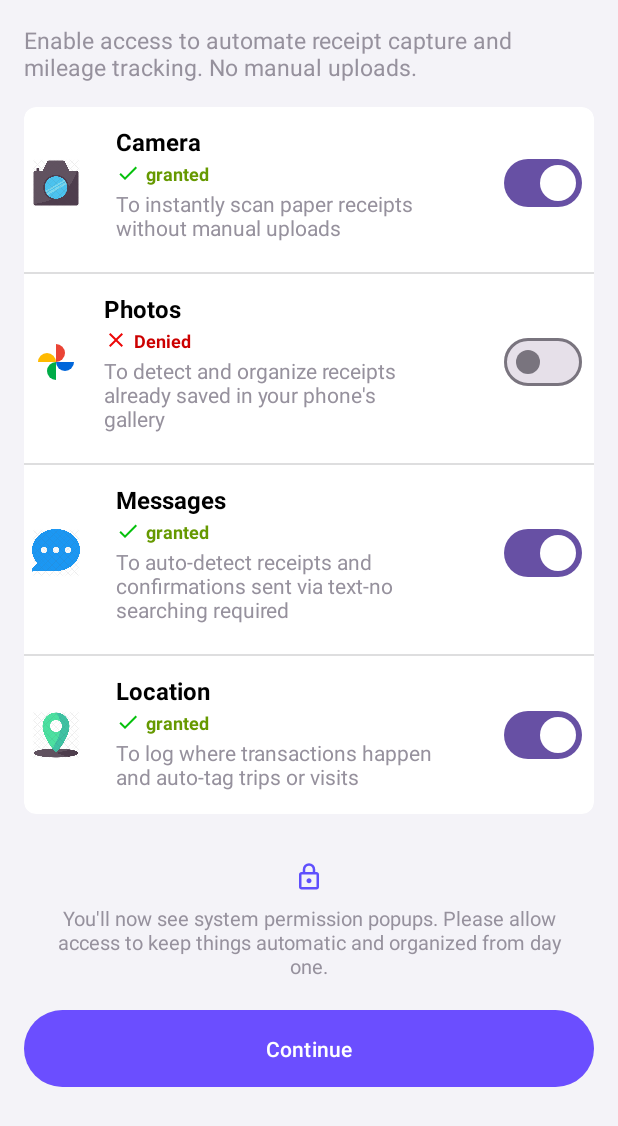
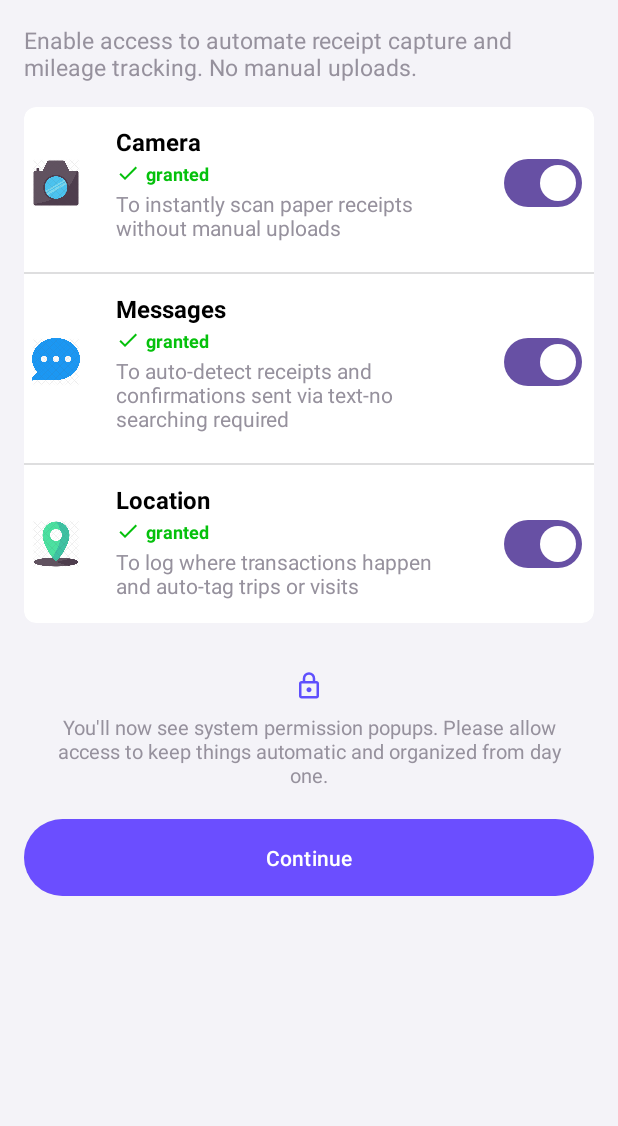
Before and after one commit to aswini01ash/permission-manager, an Android app: the fragment PermissionFragment shown on its own in the app's theme, on a phone screen of 412 x 824 dp. Shown: the top 1126 px of the screen. Run offline under Robolectric (Android 15) with nearby library versions, the phone set to English and light mode, and no system bars.

Commit message:
Permission screen - Photo section removed

```diff
--- a/app/src/main/java/com/example/permissionmanager/ui/permission/PermissionFragment.kt
+++ b/app/src/main/java/com/example/permissionmanager/ui/permission/PermissionFragment.kt
@@ -57,10 +57,6 @@ class PermissionFragment : Fragment() {
             handleSwitchToggle(Manifest.permission.CAMERA, isChecked)
         }
 
-        binding.switchPhoto.setOnCheckedChangeListener { _, isChecked ->
-            handleSwitchToggle(getStoragePermission(), isChecked)
-        }
-
         binding.switchMsg.setOnCheckedChangeListener { _, isChecked ->
             handleSwitchToggle(Manifest.permission.SEND_SMS, isChecked)
         }
@@ -71,10 +67,6 @@ class PermissionFragment : Fragment() {
 
         binding.layCameraPermission.setOnClickListener {
             handlePermissionRequest(Manifest.permission.CAMERA)
-        }
-
-        binding.layPhotosPermission.setOnClickListener {
-            handlePermissionRequest(getStoragePermission())
         }
 
         binding.layMsgPermission.setOnClickListener {
@@ -100,13 +92,6 @@ class PermissionFragment : Fragment() {
             binding.ivCameraIcon,
             binding.tvCameraStatus,
             binding.switchCamera
-        )
-
-        updatePermissionUI(
-            getStoragePermission(),
-            binding.ivPhotoIcon,
-            binding.tvPhotoStatus,
-            binding.switchPhoto
         )
 
         updatePermissionUI(
@@ -145,7 +130,7 @@ class PermissionFragment : Fragment() {
             statusText.setTextColor(
                 ContextCompat.getColor(
                     requireContext(),
-                    android.R.color.holo_green_dark
+                    R.color.green
                 )
             )
             switch.isChecked = true
@@ -155,7 +140,7 @@ class PermissionFragment : Fragment() {
             statusText.setTextColor(
                 ContextCompat.getColor(
                     requireContext(),
-                    android.R.color.holo_red_dark
+                    R.color.red
                 )
             )
             switch.isChecked = false
--- a/app/src/main/java/com/example/permissionmanager/util/UtilFunctions.kt
+++ b/app/src/main/java/com/example/permissionmanager/util/UtilFunctions.kt
@@ -9,5 +9,4 @@ object ToastUtil {
     fun shortToast(context: Context, @StringRes resId: Int) {
         Toast.makeText(context, context.getString(resId), Toast.LENGTH_SHORT).show()
     }
-
 }
--- a/app/src/main/res/layout/fragment_permission.xml
+++ b/app/src/main/res/layout/fragment_permission.xml
@@ -127,82 +127,82 @@
                     app:layout_constraintStart_toStartOf="parent"
                     app:layout_constraintTop_toBottomOf="@+id/layCameraPermission" />
 
-                <LinearLayout
-                    android:id="@+id/layPhotosPermission"
-                    android:layout_width="match_parent"
-                    android:layout_height="wrap_content"
-                    android:gravity="center_vertical"
-                    android:orientation="horizontal"
-                    android:paddingVertical="12dp"
-                    app:layout_constraintTop_toBottomOf="@+id/view_01">
+<!--                <LinearLayout-->
+<!--                    android:id="@+id/layPhotosPermission"-->
+<!--                    android:layout_width="match_parent"-->
+<!--                    android:layout_height="wrap_content"-->
+<!--                    android:gravity="center_vertical"-->
+<!--                    android:orientation="horizontal"-->
+<!--                    android:paddingVertical="12dp"-->
+<!--                    app:layout_constraintTop_toBottomOf="@+id/view_01">-->
 
-                    <ImageView
-                        android:layout_width="32dp"
-                        android:layout_height="32dp"
-                        android:layout_marginStart="5dp"
-                        android:layout_marginEnd="8dp"
-                        android:contentDescription="@string/photo"
-                        android:src="@drawable/ic_photos" />
+<!--                    <ImageView-->
+<!--                        android:layout_width="32dp"-->
+<!--                        android:layout_height="32dp"-->
+<!--                        android:layout_marginStart="5dp"-->
+<!--                        android:layout_marginEnd="8dp"-->
+<!--                        android:contentDescription="@string/photo"-->
+<!--                        android:src="@drawable/ic_photos" />-->
 
-                    <LinearLayout
-                        android:layout_width="0dp"
-                        android:layout_height="wrap_content"
-                        android:layout_marginStart="8dp"
-                        android:layout_weight="1"
-                        android:orientation="vertical">
+<!--                    <LinearLayout-->
+<!--                        android:layout_width="0dp"-->
+<!--                        android:layout_height="wrap_content"-->
+<!--                        android:layout_marginStart="8dp"-->
+<!--                        android:layout_weight="1"-->
+<!--                        android:orientation="vertical">-->
 
-                        <TextView
-                            android:layout_width="wrap_content"
-                            android:layout_height="wrap_content"
-                            android:text="@string/photo"
-                            android:textColor="@color/black"
-                            android:textSize="16sp"
-                            android:textStyle="bold" />
+<!--                        <TextView-->
+<!--                            android:layout_width="wrap_content"-->
+<!--                            android:layout_height="wrap_content"-->
+<!--                            android:text="@string/photo"-->
+<!--                            android:textColor="@color/black"-->
+<!--                            android:textSize="16sp"-->
+<!--                            android:textStyle="bold" />-->
 
-                        <LinearLayout
-                            android:layout_width="wrap_content"
-                            android:layout_height="wrap_content"
-                            android:layout_marginTop="2dp"
-                            android:gravity="center_vertical"
-                            android:orientation="horizontal">
+<!--                        <LinearLayout-->
+<!--                            android:layout_width="wrap_content"-->
+<!--                            android:layout_height="wrap_content"-->
+<!--                            android:layout_marginTop="2dp"-->
+<!--                            android:gravity="center_vertical"-->
+<!--                            android:orientation="horizontal">-->
 
-                            <ImageView
-                                android:id="@+id/ivPhotoIcon"
-                                android:layout_width="16dp"
-                                android:layout_height="16dp"
-                                android:layout_marginEnd="4dp"
-                                android:contentDescription="@string/status"
-                                android:src="@drawable/ic_close_red" />
+<!--                            <ImageView-->
+<!--                                android:id="@+id/ivPhotoIcon"-->
+<!--                                android:layout_width="16dp"-->
+<!--                                android:layout_height="16dp"-->
+<!--                                android:layout_marginEnd="4dp"-->
+<!--                                android:contentDescription="@string/status"-->
+<!--                                android:src="@drawable/ic_close_red" />-->
 
-                            <TextView
-                                android:id="@+id/tvPhotoStatus"
-                                android:layout_width="wrap_content"
-                                android:layout_height="wrap_content"
-                                android:text="@string/denied"
-                                android:textColor="@color/red"
-                                android:textSize="12sp"
-                                android:textStyle="bold" />
+<!--                            <TextView-->
+<!--                                android:id="@+id/tvPhotoStatus"-->
+<!--                                android:layout_width="wrap_content"-->
+<!--                                android:layout_height="wrap_content"-->
+<!--                                android:text="@string/denied"-->
+<!--                                android:textColor="@color/red"-->
+<!--                                android:textSize="12sp"-->
+<!--                                android:textStyle="bold" />-->
 
-                        </LinearLayout>
+<!--                        </LinearLayout>-->
 
-                        <TextView
-                            android:layout_width="wrap_content"
-                            android:layout_height="wrap_content"
-                            android:layout_marginTop="2dp"
-                            android:text="@string/photo_text"
-                            android:textColor="@color/grey"
-                            android:textSize="14sp" />
+<!--                        <TextView-->
+<!--                            android:layout_width="wrap_content"-->
+<!--                            android:layout_height="wrap_content"-->
+<!--                            android:layout_marginTop="2dp"-->
+<!--                            android:text="@string/photo_text"-->
+<!--                            android:textColor="@color/grey"-->
+<!--                            android:textSize="14sp" />-->
 
-                    </LinearLayout>
+<!--                    </LinearLayout>-->
 
-                    <com.google.android.material.materialswitch.MaterialSwitch
-                        android:id="@+id/switchPhoto"
-                        android:layout_width="wrap_content"
-                        android:layout_height="wrap_content"
-                        android:layout_marginStart="3dp"
-                        android:layout_marginEnd="8dp" />
+<!--                    <com.google.android.material.materialswitch.MaterialSwitch-->
+<!--                        android:id="@+id/switchPhoto"-->
+<!--                        android:layout_width="wrap_content"-->
+<!--                        android:layout_height="wrap_content"-->
+<!--                        android:layout_marginStart="3dp"-->
+<!--                        android:layout_marginEnd="8dp" />-->
 
-                </LinearLayout>
+<!--                </LinearLayout>-->
 
                 <View
                     android:id="@+id/view_02"
@@ -212,7 +212,7 @@
                     android:background="@color/grey01"
                     app:layout_constraintEnd_toEndOf="parent"
                     app:layout_constraintStart_toStartOf="parent"
-                    app:layout_constraintTop_toBottomOf="@+id/layPhotosPermission" />
+                    app:layout_constraintTop_toBottomOf="@+id/layCameraPermission" />
 
                 <LinearLayout
                     android:id="@+id/layMsgPermission"
--- a/app/src/main/res/values/colors.xml
+++ b/app/src/main/res/values/colors.xml
@@ -4,16 +4,12 @@
     <color name="white">#FFFFFFFF</color>
     <color name="grey">#96919D</color>
     <color name="grey01">#DEDEDF</color>
+    <color name="screen_background">#F4F3F8</color>
     <color name="purpleText">#6B4EFF</color>
     <color name="purple">#6B4EFF</color>
     <color name="purple_light">#E8E1FF</color>
-    <color name="screen_background">#F4F3F8</color>
-
-
     <color name="red">#ED0808</color>
     <color name="green">#05C10C</color>
-    <color name="green_light">#87E792</color>
-    <color name="red_light">#C15C5C</color>
 
 
 </resources>
```
